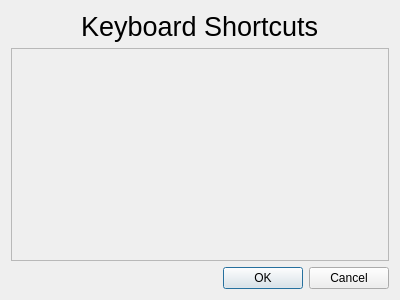
The window that client/buttonbox_client/ui/keyboard.ui (TheCheese42/buttonbox) describes before a commit, drawn with Qt 5.
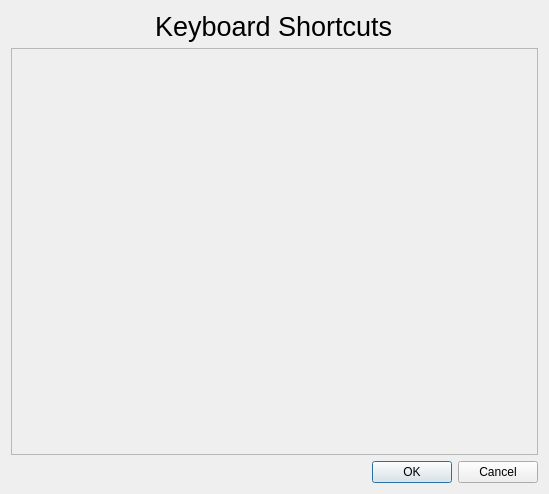
The same window after the commit. Icons and pictures are not drawn.

Commit message: Can now select macros in keyboard dialog, can now select modifiers in macro key events

```diff
--- a/client/buttonbox_client/ui/keyboard.ui
+++ b/client/buttonbox_client/ui/keyboard.ui
@@ -6,8 +6,8 @@
    <rect>
     <x>0</x>
     <y>0</y>
-    <width>400</width>
-    <height>300</height>
+    <width>549</width>
+    <height>494</height>
    </rect>
   </property>
   <property name="windowTitle">
@@ -53,8 +53,8 @@
        <rect>
         <x>0</x>
         <y>0</y>
-        <width>380</width>
-        <height>212</height>
+        <width>529</width>
+        <height>406</height>
        </rect>
       </property>
       <layout class="QVBoxLayout" name="verticalLayout">
```
The commit also changes 3 other files.
